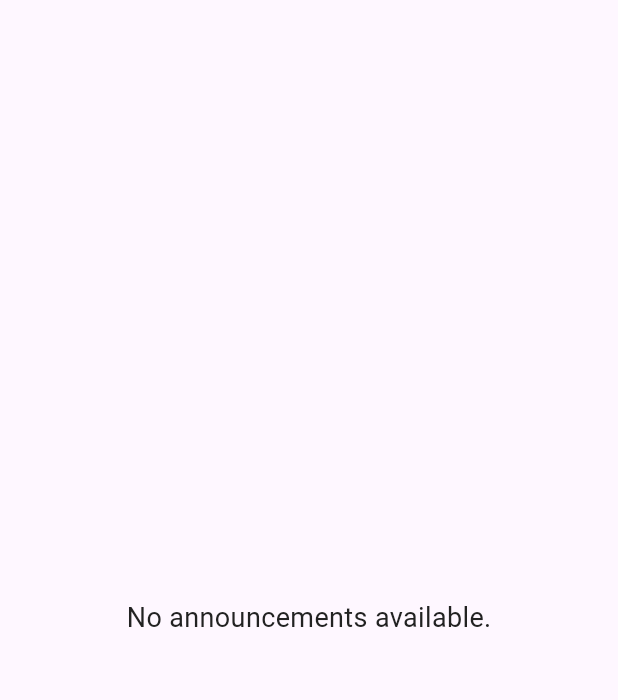
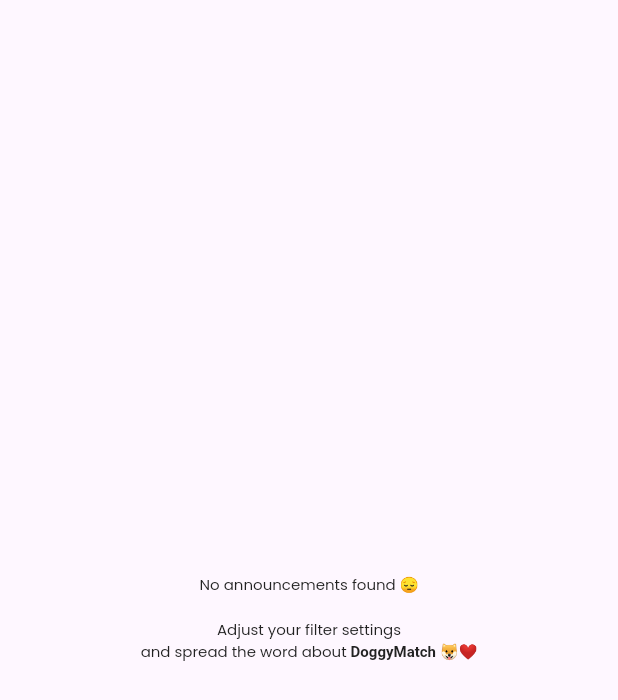
Before and after one commit to simonroedig/DoggyMatch, a Flutter app: the OtherPersonsAnnouncements widget shown alone on an empty page, opened directly, on a phone screen of 412 x 824 dp. Shown: the top 700 px of the screen. Run offline on Flutter 3.47's test engine with Material 3 defaults, Android fonts, the phone set to English and light mode, and no system bars; our stand-ins replace cloud_firestore, firebase_auth, firebase_core, firebase_storage, geocoding, geolocator and 2 more; accounts and stored records are empty; project files that could hold a hidden picture were left out.

Commit message:
announcement are now connected to filter

```diff
--- a/lib/pages/new_announcement_page.dart
+++ b/lib/pages/new_announcement_page.dart
@@ -156,7 +156,7 @@ class _NewAnnouncementPageState extends State<NewAnnouncementPage> {
           children: [
             _buildTextFieldWithCounter(
               controller: _titleController,
-              maxLength: 75,
+              maxLength: 50,
               minLength: _minTitleLength,
               labelText: 'Title',
               icon: Icons.title_rounded,
--- a/lib/widgets/search/other_persons_announcements.dart
+++ b/lib/widgets/search/other_persons_announcements.dart
@@ -1,12 +1,14 @@
 // ignore_for_file: library_private_types_in_public_api, use_super_parameters
 
-import 'dart:developer';
+import 'dart:developer' as developer;
+import 'dart:math';
 import 'package:cloud_firestore/cloud_firestore.dart';
 import 'package:flutter/material.dart';
 import 'package:provider/provider.dart';
 import 'package:doggymatch_flutter/colors.dart';
 import 'package:doggymatch_flutter/state/user_profile_state.dart';
 import 'package:doggymatch_flutter/services/auth.dart';
+import 'package:doggymatch_flutter/pages/notifiers/filter_notifier.dart';
 
 class OtherPersonsAnnouncements extends StatefulWidget {
   const OtherPersonsAnnouncements({super.key});
@@ -20,29 +22,51 @@ class _OtherPersonsAnnouncementsState extends State<OtherPersonsAnnouncements> {
   final AuthService _authService = AuthService();
   bool _isLoading = true;
   List<Map<String, dynamic>> _announcements = [];
+  late FilterNotifier _filterNotifier; // Add a state variable for the notifier
 
   @override
   void initState() {
     super.initState();
-    _loadAnnouncements();
+    _filterNotifier = Provider.of<FilterNotifier>(context, listen: false);
+    _filterNotifier.addListener(_loadFilteredUsersAnnouncements);
+    _loadFilteredUsersAnnouncements();
   }
 
-  Future<void> _loadAnnouncements() async {
+  @override
+  void dispose() {
+    _filterNotifier.removeListener(_loadFilteredUsersAnnouncements);
+    super.dispose();
+  }
+
+  Future<void> _loadFilteredUsersAnnouncements() async {
     setState(() {
       _isLoading = true; // Show progress indicator
     });
 
+    final userProfileState =
         Provider.of<UserProfileState>(context, listen: false);
-    final currentUser = _authService.getCurrentUserId();
+    final String? currentUserId =
+        _authService.getCurrentUserId(); // Get the current user's UID
 
     try {
-      // Fetch all users
-      final users = await _authService.fetchAllUsersWithDocuments();
+      // Fetch all users within the filter
+      List<Map<String, dynamic>> users =
+          await _authService.fetchAllUsersWithinFilter(
+        userProfileState.userProfile.filterLookingForDogOwner,
+        userProfileState.userProfile.filterLookingForDogSitter,
+        userProfileState.userProfile.filterDistance,
+        userProfileState.userProfile.latitude,
+        userProfileState.userProfile.longitude,
+        userProfileState.userProfile.filterLastOnline,
+      );
+
+      // Exclude the current user's profile from the list
+      users = users.where((user) => user['uid'] != currentUserId).toList();
+
       List<Map<String, dynamic>> announcements = [];
 
-      // Iterate over users and fetch their announcements
+      // Iterate over filtered users and fetch their announcements
       for (var user in users) {
-        if (user['uid'] != currentUser) {
         final userAnnouncements = await _fetchUserAnnouncements(user['uid']);
         if (userAnnouncements.isNotEmpty) {
           for (var announcement in userAnnouncements) {
@@ -53,20 +77,22 @@ class _OtherPersonsAnnouncementsState extends State<OtherPersonsAnnouncements> {
           }
         }
       }
-      }
 
+      // Sort announcements by the createdAt field
       announcements.sort((a, b) {
         final dateA = DateTime.parse(a['announcement']['createdAt']);
         final dateB = DateTime.parse(b['announcement']['createdAt']);
         return dateB.compareTo(dateA); // Newest first
       });
 
+      if (mounted) {
         setState(() {
           _announcements = announcements;
           _isLoading = false;
         });
+      }
     } catch (e) {
-      log('Error loading announcements: $e');
+      developer.log('Error loading filtered users and announcements: $e');
       setState(() {
         _isLoading = false;
       });
@@ -83,9 +109,27 @@ class _OtherPersonsAnnouncementsState extends State<OtherPersonsAnnouncements> {
           .get();
       return announcements.docs.map((doc) => doc.data()).toList();
     } catch (e) {
-      log('Error fetching announcements: $e');
+      developer.log('Error fetching announcements: $e');
       return [];
     }
+  }
+
+  double _calculateDistance(
+      double lat1, double lon1, double lat2, double lon2) {
+    const R = 6371; // Radius of the Earth in kilometers
+    final dLat = _deg2rad(lat2 - lat1);
+    final dLon = _deg2rad(lon2 - lon1);
+    final a = sin(dLat / 2) * sin(dLat / 2) +
+        cos(_deg2rad(lat1)) *
+            cos(_deg2rad(lat2)) *
+            sin(dLon / 2) *
+            sin(dLon / 2);
+    final c = 2 * atan2(sqrt(a), sqrt(1 - a));
+    return R * c; // Distance in kilometers
+  }
+
+  double _deg2rad(double deg) {
+    return deg * (pi / 180);
   }
 
   String _calculateTimeAgo(DateTime createdAt) {
@@ -120,6 +164,20 @@ class _OtherPersonsAnnouncementsState extends State<OtherPersonsAnnouncements> {
     final String userName = user['userName'] ?? '';
     final String announcementTitle = announcement['announcementTitle'] ?? '';
     final String announcementText = announcement['announcementText'] ?? '';
+
+    // Get the main user's latitude and longitude from UserProfileState
+    final userProfileState =
+        Provider.of<UserProfileState>(context, listen: false);
+    final mainUserLatitude = userProfileState.userProfile.latitude;
+    final mainUserLongitude = userProfileState.userProfile.longitude;
+
+    // Calculate the distance between the main user and the announcement user
+    final distance = _calculateDistance(
+      mainUserLatitude,
+      mainUserLongitude,
+      user['latitude'].toDouble(),
+      user['longitude'].toDouble(),
+    ).toStringAsFixed(1);
 
     return Container(
       margin: const EdgeInsets.symmetric(vertical: 8.0),
@@ -215,7 +273,7 @@ class _OtherPersonsAnnouncementsState extends State<OtherPersonsAnnouncements> {
           // Time ago and distance section, bold and centered with Poppins font
           Center(
             child: Text(
-              '$timeAgo • 0.0 km', // Distance can be added here
+              '$timeAgo • $distance km',
               style: const TextStyle(
                 color: AppColors.grey,
                 fontFamily: 'Poppins',
@@ -236,16 +294,36 @@ class _OtherPersonsAnnouncementsState extends State<OtherPersonsAnnouncements> {
     }
 
     if (_announcements.isEmpty) {
-      return const Center(
-        child: Text(
-          "No announcements available.",
-          style: TextStyle(color: AppColors.customBlack, fontSize: 18),
+      return Center(
+        child: RichText(
+          textAlign: TextAlign.center,
+          text: const TextSpan(
+            text:
+                'No announcements found 😔\n\nAdjust your filter settings\nand spread the word about ',
+            style: TextStyle(
+              fontFamily: 'Poppins',
+              fontSize: 10.0,
+              fontWeight: FontWeight.normal,
+              color: AppColors.customBlack,
+            ),
+            children: <TextSpan>[
+              TextSpan(
+                text: 'DoggyMatch',
+                style: TextStyle(
+                  fontWeight: FontWeight.bold,
+                ),
+              ),
+              TextSpan(
+                text: ' 🐶❤️',
+              ),
+            ],
+          ),
         ),
       );
     }
 
     return RefreshIndicator(
-      onRefresh: _loadAnnouncements,
+      onRefresh: _loadFilteredUsersAnnouncements,
       child: ListView.builder(
         padding: const EdgeInsets.only(
             top: 0, left: 20, right: 20), // Remove top padding
```
Lines whose indentation alone changed are shown as unchanged.
